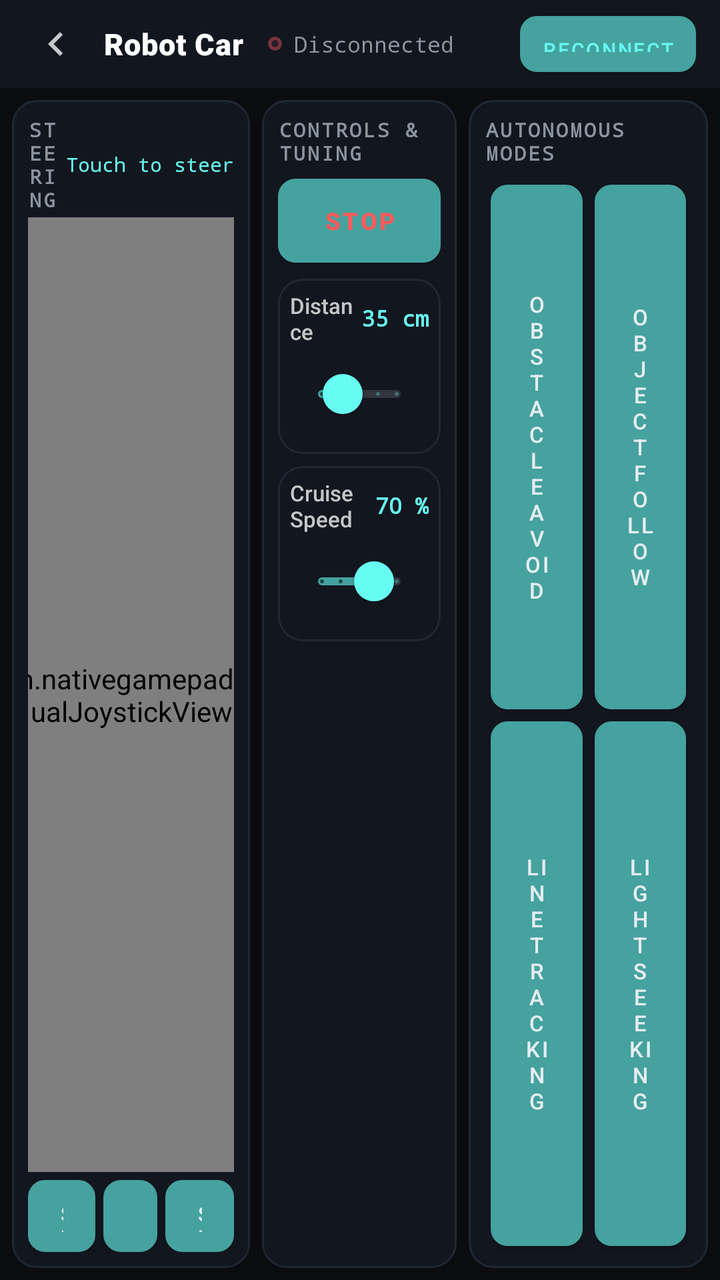
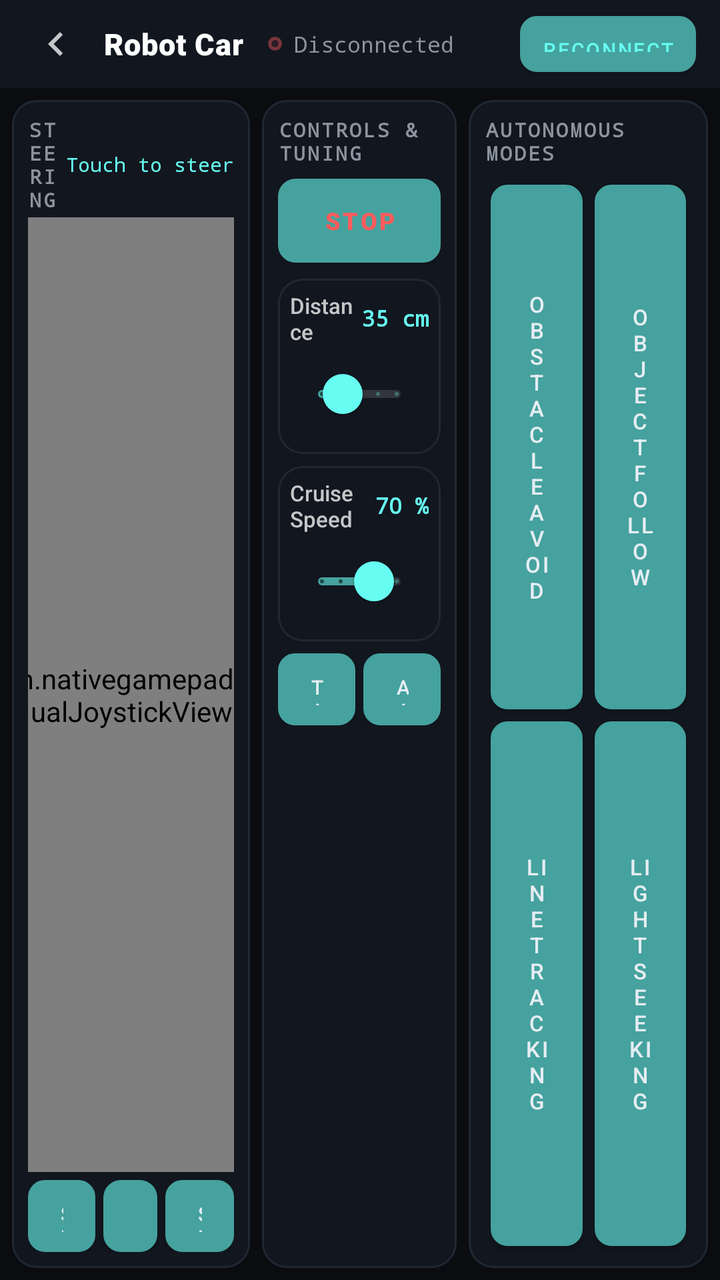

Compare the two renders of this Android layout. The source of the first and the diff that turns it into the second are given below.
<!-- AndroidManifest.xml: application theme AppTheme -->
<!-- res/layout/activity_robot_car.xml -->
<?xml version="1.0" encoding="utf-8"?>
<androidx.constraintlayout.widget.ConstraintLayout xmlns:android="http://schemas.android.com/apk/res/android"
    xmlns:app="http://schemas.android.com/apk/res-auto"
    android:id="@+id/robotCarRoot"
    android:layout_width="match_parent"
    android:layout_height="match_parent"
    android:background="#0B0C10">

    
    <LinearLayout
        android:id="@+id/topBar"
        android:layout_width="match_parent"
        android:layout_height="44dp"
        android:orientation="horizontal"
        android:gravity="center_vertical"
        android:paddingHorizontal="12dp"
        android:background="#12161F"
        app:layout_constraintTop_toTopOf="parent"
        app:layout_constraintStart_toStartOf="parent"
        app:layout_constraintEnd_toEndOf="parent">

        <ImageButton
            android:id="@+id/btnBackToHome"
            android:layout_width="32dp"
            android:layout_height="32dp"
            android:src="@drawable/ic_back"
            android:background="?attr/selectableItemBackgroundBorderless"
            android:tint="#C5C6C7"
            android:contentDescription="Back" />

        <TextView
            android:id="@+id/tvRobotTitle"
            android:layout_width="wrap_content"
            android:layout_height="wrap_content"
            android:text="Robot Car"
            android:fontFamily="sans-serif-black"
            android:textColor="#FFFFFF"
            android:textSize="15sp"
            android:letterSpacing="0.02"
            android:paddingStart="8dp"
            android:paddingEnd="12dp" />

        <View
            android:id="@+id/viewStatusDot"
            android:layout_width="7dp"
            android:layout_height="7dp"
            android:background="@drawable/bg_circle_icon"
            android:backgroundTint="#FF5C5C"
            android:layout_marginEnd="6dp" />

        <TextView
            android:id="@+id/tvConnectionStatus"
            android:layout_width="0dp"
            android:layout_height="wrap_content"
            android:layout_weight="1"
            android:text="Disconnected"
            android:fontFamily="monospace"
            android:textColor="#8B949E"
            android:textSize="11sp" />

        <Button
            android:id="@+id/btnReconnect"
            android:layout_width="wrap_content"
            android:layout_height="28dp"
            android:text="Reconnect"
            android:textSize="10sp"
            android:fontFamily="sans-serif-medium"
            android:textColor="#66FCF1"
            android:background="@drawable/btn_interactive_selector"
            android:paddingHorizontal="10dp" />
    </LinearLayout>

    
    <LinearLayout
        android:layout_width="match_parent"
        android:layout_height="0dp"
        android:orientation="horizontal"
        android:padding="6dp"
        app:layout_constraintTop_toBottomOf="@id/topBar"
        app:layout_constraintBottom_toBottomOf="parent"
        app:layout_constraintStart_toStartOf="parent"
        app:layout_constraintEnd_toEndOf="parent">

        
        <LinearLayout
            android:id="@+id/layoutJoystickContainer"
            android:layout_width="0dp"
            android:layout_height="match_parent"
            android:layout_weight="1.1"
            android:orientation="vertical"
            android:gravity="center_horizontal"
            android:background="@drawable/bg_dark_card"
            android:padding="8dp">

            <LinearLayout
                android:layout_width="match_parent"
                android:layout_height="wrap_content"
                android:orientation="horizontal"
                android:gravity="center_vertical"
                android:layout_marginBottom="2dp">

                <TextView
                    android:layout_width="0dp"
                    android:layout_height="wrap_content"
                    android:layout_weight="1"
                    android:text="STEERING"
                    android:fontFamily="monospace"
                    android:textColor="#8B949E"
                    android:textSize="10sp"
                    android:textStyle="bold"
                    android:letterSpacing="0.1" />

                <TextView
                    android:id="@+id/tvJoystickAngle"
                    android:layout_width="wrap_content"
                    android:layout_height="wrap_content"
                    android:text="Touch to steer"
                    android:textColor="#66FCF1"
                    android:textSize="10sp"
                    android:fontFamily="monospace" />
            </LinearLayout>

            
            <com.nativegamepad.VirtualJoystickView
                android:id="@+id/virtualJoystick"
                android:layout_width="160dp"
                android:layout_height="160dp"
                android:layout_weight="1"
                android:layout_gravity="center" />

            
            <LinearLayout
                android:layout_width="match_parent"
                android:layout_height="wrap_content"
                android:orientation="horizontal"
                android:gravity="center"
                android:layout_marginTop="4dp">

                <Button
                    android:id="@+id/btnSpinLeft"
                    android:layout_width="0dp"
                    android:layout_height="36dp"
                    android:layout_weight="1"
                    android:text="Spin Left"
                    android:textSize="10sp"
                    android:fontFamily="sans-serif-medium"
                    android:textColor="#E6EDF3"
                    android:background="@drawable/btn_interactive_selector"
                    android:layout_marginEnd="4dp" />

                <Button
                    android:id="@+id/btnSpinStop"
                    android:layout_width="0dp"
                    android:layout_height="36dp"
                    android:layout_weight="0.8"
                    android:text="Stop"
                    android:textSize="10sp"
                    android:fontFamily="sans-serif-medium"
                    android:textColor="#FF5C5C"
                    android:background="@drawable/btn_stop_selector"
                    android:layout_marginEnd="4dp" />

                <Button
                    android:id="@+id/btnSpinRight"
                    android:layout_width="0dp"
                    android:layout_height="36dp"
                    android:layout_weight="1"
                    android:text="Spin Right"
                    android:textSize="10sp"
                    android:fontFamily="sans-serif-medium"
                    android:textColor="#E6EDF3"
                    android:background="@drawable/btn_interactive_selector" />
            </LinearLayout>
        </LinearLayout>

        
        <LinearLayout
            android:layout_width="0dp"
            android:layout_height="match_parent"
            android:layout_weight="0.9"
            android:orientation="vertical"
            android:background="@drawable/bg_dark_card"
            android:padding="8dp"
            android:layout_marginHorizontal="6dp">

            <TextView
                android:layout_width="wrap_content"
                android:layout_height="wrap_content"
                android:text="CONTROLS &amp; TUNING"
                android:fontFamily="monospace"
                android:textColor="#8B949E"
                android:textSize="10sp"
                android:textStyle="bold"
                android:letterSpacing="0.1"
                android:layout_marginBottom="6dp" />

            
            <Button
                android:id="@+id/btnModeStop"
                android:layout_width="match_parent"
                android:layout_height="42dp"
                android:text="STOP"
                android:textSize="12sp"
                android:fontFamily="sans-serif-black"
                android:textColor="#FF5C5C"
                android:background="@drawable/btn_stop_selector"
                android:letterSpacing="0.1"
                android:layout_marginBottom="8dp" />

            
            <LinearLayout
                android:id="@+id/cardDistance"
                android:layout_width="match_parent"
                android:layout_height="wrap_content"
                android:orientation="vertical"
                android:background="@drawable/bg_dark_card"
                android:padding="6dp"
                android:layout_marginBottom="6dp">

                <LinearLayout
                    android:layout_width="match_parent"
                    android:layout_height="wrap_content"
                    android:orientation="horizontal"
                    android:gravity="center_vertical">

                    <TextView
                        android:layout_width="0dp"
                        android:layout_height="wrap_content"
                        android:layout_weight="1"
                        android:text="Distance"
                        android:textColor="#C5C6C7"
                        android:textSize="11sp"
                        android:fontFamily="sans-serif-medium" />

                    <TextView
                        android:id="@+id/tvDistanceValue"
                        android:layout_width="wrap_content"
                        android:layout_height="wrap_content"
                        android:text="35 cm"
                        android:textColor="#66FCF1"
                        android:textSize="11sp"
                        android:fontFamily="monospace"
                        android:textStyle="bold" />
                </LinearLayout>

                <com.google.android.material.slider.Slider
                    android:id="@+id/sliderDistance"
                    android:layout_width="match_parent"
                    android:layout_height="wrap_content"
                    android:valueFrom="10.0"
                    android:valueTo="100.0"
                    android:stepSize="1.0"
                    android:value="35.0"
                    app:thumbColor="#66FCF1"
                    app:trackColorActive="#45A29E"
                    app:trackColorInactive="#22FFFFFF" />
            </LinearLayout>

            
            <LinearLayout
                android:id="@+id/cardSpeed"
                android:layout_width="match_parent"
                android:layout_height="wrap_content"
                android:orientation="vertical"
                android:background="@drawable/bg_dark_card"
                android:padding="6dp">

                <LinearLayout
                    android:layout_width="match_parent"
                    android:layout_height="wrap_content"
                    android:orientation="horizontal"
                    android:gravity="center_vertical">

                    <TextView
                        android:layout_width="0dp"
                        android:layout_height="wrap_content"
                        android:layout_weight="1"
                        android:text="Cruise Speed"
                        android:textColor="#C5C6C7"
                        android:textSize="11sp"
                        android:fontFamily="sans-serif-medium" />

                    <TextView
                        android:id="@+id/tvSpeedValue"
                        android:layout_width="wrap_content"
                        android:layout_height="wrap_content"
                        android:text="70 %"
                        android:textColor="#66FCF1"
                        android:textSize="11sp"
                        android:fontFamily="monospace"
                        android:textStyle="bold" />
                </LinearLayout>

                <com.google.android.material.slider.Slider
                    android:id="@+id/sliderSpeed"
                    android:layout_width="match_parent"
                    android:layout_height="wrap_content"
                    android:valueFrom="0.0"
                    android:valueTo="100.0"
                    android:stepSize="1.0"
                    android:value="70.0"
                    app:thumbColor="#66FCF1"
                    app:trackColorActive="#45A29E"
                    app:trackColorInactive="#22FFFFFF" />
            </LinearLayout>
        </LinearLayout>

        
        <LinearLayout
            android:layout_width="0dp"
            android:layout_height="match_parent"
            android:layout_weight="1.1"
            android:orientation="vertical"
            android:background="@drawable/bg_dark_card"
            android:padding="8dp">

            <TextView
                android:layout_width="wrap_content"
                android:layout_height="wrap_content"
                android:text="AUTONOMOUS MODES"
                android:fontFamily="monospace"
                android:textColor="#8B949E"
                android:textSize="10sp"
                android:textStyle="bold"
                android:letterSpacing="0.1"
                android:layout_marginBottom="6dp" />

            
            <GridLayout
                android:layout_width="match_parent"
                android:layout_height="match_parent"
                android:columnCount="2"
                android:rowCount="2"
                android:alignmentMode="alignMargins"
                android:columnOrderPreserved="false"
                android:useDefaultMargins="false">

                <Button
                    android:id="@+id/btnModeAvoid"
                    android:layout_width="0dp"
                    android:layout_height="0dp"
                    android:layout_columnWeight="1"
                    android:layout_rowWeight="1"
                    android:text="Obstacle Avoid"
                    android:textSize="11sp"
                    android:fontFamily="sans-serif-medium"
                    android:textColor="#E6EDF3"
                    android:background="@drawable/btn_interactive_selector"
                    android:layout_margin="3dp" />

                <Button
                    android:id="@+id/btnModeFollow"
                    android:layout_width="0dp"
                    android:layout_height="0dp"
                    android:layout_columnWeight="1"
                    android:layout_rowWeight="1"
                    android:text="Object Follow"
                    android:textSize="11sp"
                    android:fontFamily="sans-serif-medium"
                    android:textColor="#E6EDF3"
                    android:background="@drawable/btn_interactive_selector"
                    android:layout_margin="3dp" />

                <Button
                    android:id="@+id/btnModeLine"
                    android:layout_width="0dp"
                    android:layout_height="0dp"
                    android:layout_columnWeight="1"
                    android:layout_rowWeight="1"
                    android:text="Line Tracking"
                    android:textSize="11sp"
                    android:fontFamily="sans-serif-medium"
                    android:textColor="#E6EDF3"
                    android:background="@drawable/btn_interactive_selector"
                    android:layout_margin="3dp" />

                <Button
                    android:id="@+id/btnModeLight"
                    android:layout_width="0dp"
                    android:layout_height="0dp"
                    android:layout_columnWeight="1"
                    android:layout_rowWeight="1"
                    android:text="Light Seeking"
                    android:textSize="11sp"
                    android:fontFamily="sans-serif-medium"
                    android:textColor="#E6EDF3"
                    android:background="@drawable/btn_interactive_selector"
                    android:layout_margin="3dp" />
            </GridLayout>
        </LinearLayout>

    </LinearLayout>

</androidx.constraintlayout.widget.ConstraintLayout>
<!-- resources referenced by this layout -->
<resources>
  <!-- drawable bg_circle_icon (drawable) -->
  <?xml version="1.0" encoding="utf-8"?>
  <shape xmlns:android="http://schemas.android.com/apk/res/android"
      android:shape="oval">
      <solid android:color="#1AFFFFFF" />
      <stroke android:width="1.5dp" android:color="#66FFFFFF" />
  </shape>
  <!-- drawable bg_dark_card (drawable) -->
  <?xml version="1.0" encoding="utf-8"?>
  <shape xmlns:android="http://schemas.android.com/apk/res/android">
      <solid android:color="#12161F" />
      <corners android:radius="12dp" />
      <stroke android:width="1dp" android:color="#1F2833" />
  </shape>
  <!-- drawable btn_interactive_selector (drawable) -->
  <?xml version="1.0" encoding="utf-8"?>
  <selector xmlns:android="http://schemas.android.com/apk/res/android">
      
      <item android:state_pressed="true">
          <shape>
              <solid android:color="#7745A29E" />
              <corners android:radius="8dp" />
              <stroke android:width="1.5dp" android:color="#66FCF1" />
          </shape>
      </item>
      
      <item android:state_selected="true">
          <shape>
              <solid android:color="#45A29E" />
              <corners android:radius="8dp" />
              <stroke android:width="2dp" android:color="#66FCF1" />
          </shape>
      </item>
      
      <item android:state_focused="true">
          <shape>
              <solid android:color="#3345A29E" />
              <corners android:radius="8dp" />
              <stroke android:width="1.5dp" android:color="#66FCF1" />
          </shape>
      </item>
      
      <item>
          <shape>
              <solid android:color="#161B22" />
              <corners android:radius="8dp" />
              <stroke android:width="1dp" android:color="#2A3240" />
          </shape>
      </item>
  </selector>
  <!-- drawable btn_stop_selector (drawable) -->
  <?xml version="1.0" encoding="utf-8"?>
  <selector xmlns:android="http://schemas.android.com/apk/res/android">
      
      <item android:state_pressed="true">
          <shape>
              <solid android:color="#FF5C5C" />
              <corners android:radius="8dp" />
              <stroke android:width="2dp" android:color="#FFAAAA" />
          </shape>
      </item>
      
      <item>
          <shape>
              <solid android:color="#2A1619" />
              <corners android:radius="8dp" />
              <stroke android:width="1.5dp" android:color="#FF5C5C" />
          </shape>
      </item>
  </selector>
  <!-- drawable ic_back (drawable) -->
  <vector xmlns:android="http://schemas.android.com/apk/res/android"
      android:width="24dp" android:height="24dp" android:viewportWidth="24.0" android:viewportHeight="24.0">
      <path android:fillColor="#FFFFFF" android:pathData="M15.41,7.41L14,6l-6,6 6,6 1.41,-1.41L10.83,12z"/>
  </vector>
  <style name="AppTheme" parent="Theme.MaterialComponents.NoActionBar">
          <item name="colorPrimary">#45A29E</item>
          <item name="colorSecondary">#66FCF1</item>
          <item name="colorOnSurface">#EDEEF0</item>
          <item name="android:statusBarColor">#0B0C10</item>
          <item name="android:navigationBarColor">#0B0C10</item>
          <item name="android:windowBackground">#0B0C10</item>
      </style>
</resources>

<!-- the commit's change to res/layout/activity_robot_car.xml (unified diff, before → after) -->
@@ -303,6 +303,38 @@
                     app:trackColorActive="#45A29E"
                     app:trackColorInactive="#22FFFFFF" />
             </LinearLayout>
+
+            
+            <LinearLayout
+                android:id="@+id/layoutMotionControls"
+                android:layout_width="match_parent"
+                android:layout_height="wrap_content"
+                android:orientation="horizontal"
+                android:layout_marginTop="6dp">
+
+                <Button
+                    android:id="@+id/btnTiltSteer"
+                    android:layout_width="0dp"
+                    android:layout_height="36dp"
+                    android:layout_weight="1"
+                    android:text="Tilt Steer"
+                    android:textSize="10sp"
+                    android:fontFamily="sans-serif-medium"
+                    android:textColor="#E6EDF3"
+                    android:background="@drawable/btn_interactive_selector"
+                    android:layout_marginEnd="4dp" />
+
+                <Button
+                    android:id="@+id/btnAirMove"
+                    android:layout_width="0dp"
+                    android:layout_height="36dp"
+                    android:layout_weight="1"
+                    android:text="Air Move"
+                    android:textSize="10sp"
+                    android:fontFamily="sans-serif-medium"
+                    android:textColor="#E6EDF3"
+                    android:background="@drawable/btn_interactive_selector" />
+            </LinearLayout>
         </LinearLayout>
 
         
